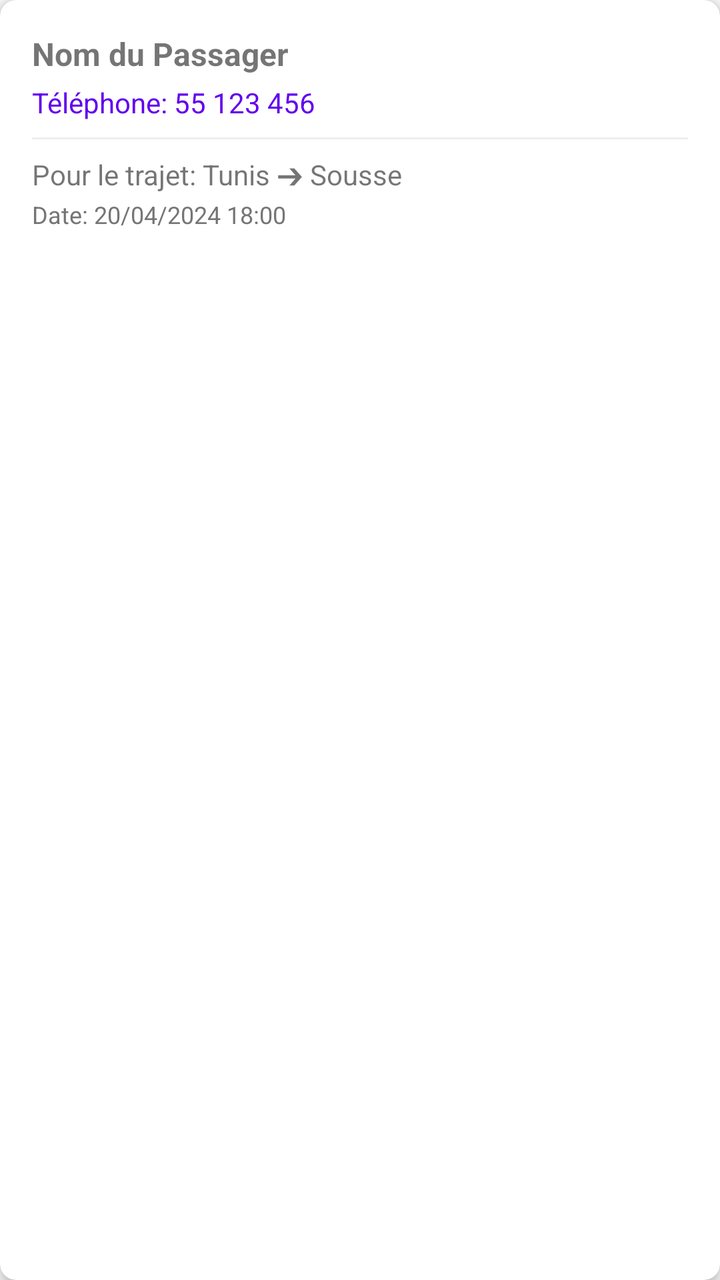
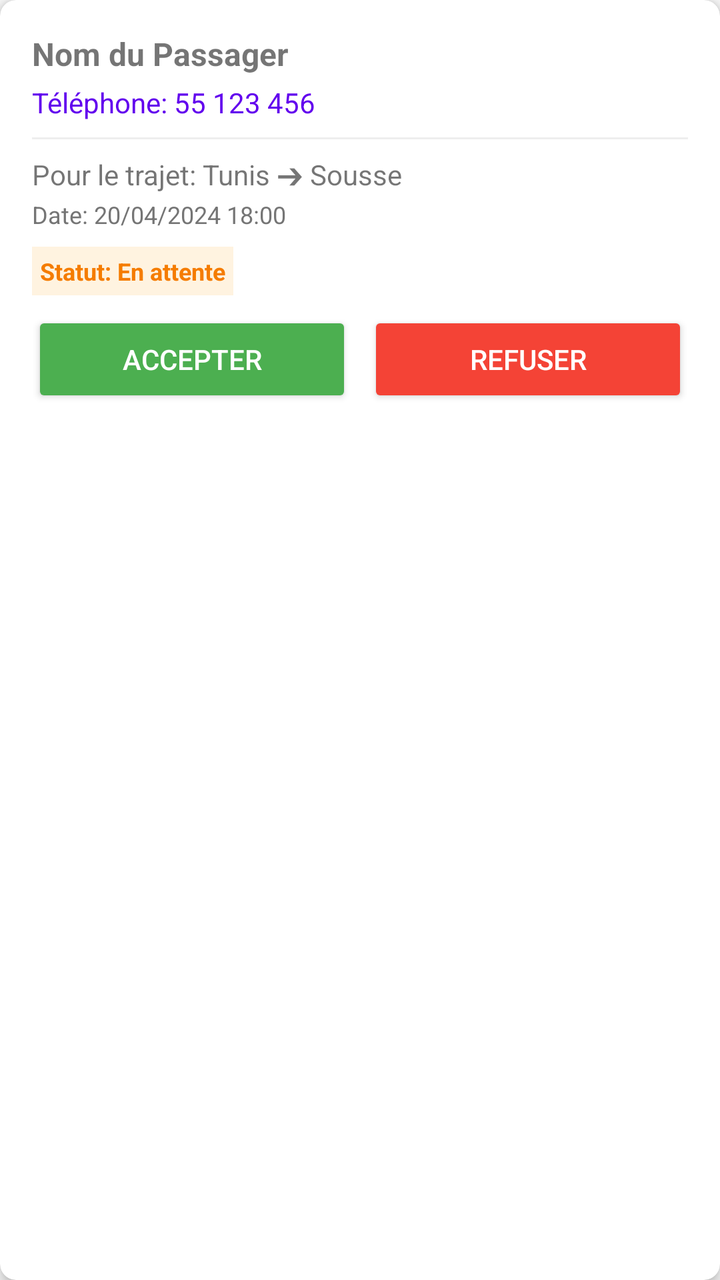

An Android layout rendered at two revisions. The XML below is the earlier revision; the diff shows what the commit changed to produce the second picture.
<!-- AndroidManifest.xml: application theme Theme.AppCompat.Light.NoActionBar -->
<!-- res/layout/item_booking.xml -->
<?xml version="1.0" encoding="utf-8"?>
<androidx.cardview.widget.CardView xmlns:android="http://schemas.android.com/apk/res/android"
    xmlns:app="http://schemas.android.com/apk/res-auto"
    android:layout_width="match_parent"
    android:layout_height="wrap_content"
    android:layout_margin="8dp"
    app:cardCornerRadius="8dp"
    app:cardElevation="4dp">

    <LinearLayout
        android:layout_width="match_parent"
        android:layout_height="wrap_content"
        android:orientation="vertical"
        android:padding="16dp">

        <TextView
            android:id="@+id/tvPassengerName"
            android:layout_width="match_parent"
            android:layout_height="wrap_content"
            android:text="Nom du Passager"
            android:textStyle="bold"
            android:textSize="16sp" />

        <TextView
            android:id="@+id/tvPassengerPhone"
            android:layout_width="match_parent"
            android:layout_height="wrap_content"
            android:layout_marginTop="4dp"
            android:text="Téléphone: 55 123 456"
            android:textColor="@color/design_default_color_primary"
            android:textSize="14sp" />

        <View
            android:layout_width="match_parent"
            android:layout_height="1dp"
            android:layout_marginTop="8dp"
            android:layout_marginBottom="8dp"
            android:background="#EEEEEE" />

        <TextView
            android:id="@+id/tvRideDetails"
            android:layout_width="match_parent"
            android:layout_height="wrap_content"
            android:text="Pour le trajet: Tunis ➔ Sousse"
            android:textSize="14sp" />

        <TextView
            android:id="@+id/tvRideDateTime"
            android:layout_width="match_parent"
            android:layout_height="wrap_content"
            android:layout_marginTop="2dp"
            android:text="Date: 20/04/2024 18:00"
            android:textSize="12sp"
            android:textColor="#757575" />

    </LinearLayout>
</androidx.cardview.widget.CardView>
<!-- resources referenced by this layout -->
<resources>

</resources>

<!-- the commit's change to res/layout/item_booking.xml (unified diff, before → after) -->
@@ -53,5 +53,46 @@
             android:textSize="12sp"
             android:textColor="#757575" />
 
+        <TextView
+            android:id="@+id/tvStatus"
+            android:layout_width="wrap_content"
+            android:layout_height="wrap_content"
+            android:layout_marginTop="8dp"
+            android:text="Statut: En attente"
+            android:textStyle="bold"
+            android:padding="4dp"
+            android:background="#FFF3E0"
+            android:textColor="#F57C00"
+            android:textSize="12sp" />
+
+        <LinearLayout
+            android:id="@+id/layoutActions"
+            android:layout_width="match_parent"
+            android:layout_height="wrap_content"
+            android:layout_marginTop="8dp"
+            android:orientation="horizontal">
+
+            <Button
+                android:id="@+id/btnAccept"
+                android:layout_width="0dp"
+                android:layout_height="wrap_content"
+                android:layout_weight="1"
+                android:layout_marginEnd="4dp"
+                android:text="Accepter"
+                android:backgroundTint="#4CAF50"
+                android:textColor="#FFFFFF" />
+
+            <Button
+                android:id="@+id/btnReject"
+                android:layout_width="0dp"
+                android:layout_height="wrap_content"
+                android:layout_weight="1"
+                android:layout_marginStart="4dp"
+                android:text="Refuser"
+                android:backgroundTint="#F44336"
+                android:textColor="#FFFFFF" />
+
+        </LinearLayout>
+
     </LinearLayout>
 </androidx.cardview.widget.CardView>
